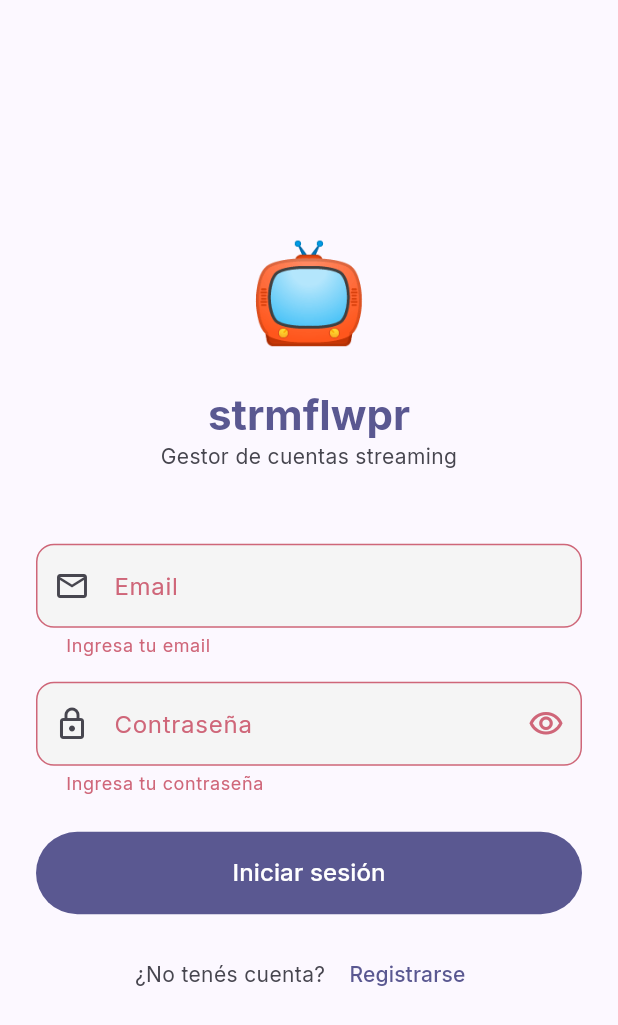
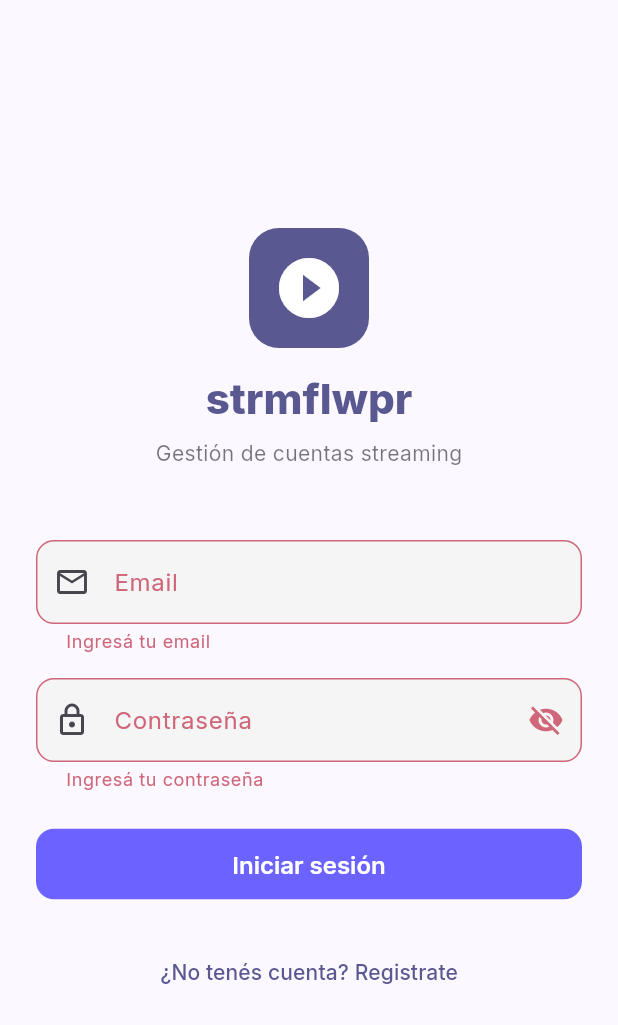
Before and after one commit to florenciaamor36-ship-it/strmflwpr, a Flutter app: the screen it shows after launch, after a tap on "Iniciar sesión", on a phone screen of 412 x 824 dp. Shown: the top 1025 px of the screen. Run offline on Flutter 3.47's test engine with Material 3 defaults, Android fonts, the phone set to English and light mode, and no system bars; our stand-ins replace cloud_firestore, firebase_auth, firebase_core, flutter_local_notifications, google_fonts, qr_flutter and 2 more; missing offline and left inert: workmanager; accounts and stored records are empty; statements that could not run were skipped.

Commit message:
feat: v2.0 strmflwpr - lib/screens/auth/login_screen.dart

```diff
--- a/lib/screens/auth/login_screen.dart
+++ b/lib/screens/auth/login_screen.dart
@@ -1,6 +1,6 @@
 import 'package:flutter/material.dart';
 import 'package:provider/provider.dart';
-import '../../services/auth_service.dart';
+import '../../providers/auth_provider.dart';
 import 'register_screen.dart';
 
 class LoginScreen extends StatefulWidget {
@@ -12,163 +12,135 @@ class LoginScreen extends StatefulWidget {
 
 class _LoginScreenState extends State<LoginScreen> {
   final _formKey = GlobalKey<FormState>();
-  final _emailCtrl = TextEditingController();
-  final _passCtrl = TextEditingController();
-  bool _loading = false;
-  bool _obscurePass = true;
-  String? _errorMsg;
+  final _emailController = TextEditingController();
+  final _passwordController = TextEditingController();
+  bool _obscurePassword = true;
 
   @override
   void dispose() {
-    _emailCtrl.dispose();
-    _passCtrl.dispose();
+    _emailController.dispose();
+    _passwordController.dispose();
     super.dispose();
   }
 
-  Future<void> _login() async {
+  Future<void> _submit() async {
     if (!_formKey.currentState!.validate()) return;
-    setState(() {
-      _loading = true;
-      _errorMsg = null;
-    });
-    try {
-      final auth = Provider.of<AuthService>(context, listen: false);
-      await auth.signIn(email: _emailCtrl.text, password: _passCtrl.text);
-    } catch (e) {
-      setState(() => _errorMsg = e.toString());
-    } finally {
-      if (mounted) setState(() => _loading = false);
+    final auth = context.read<AuthProvider>();
+    await auth.signIn(
+      _emailController.text.trim(),
+      _passwordController.text,
+    );
+    if (auth.error != null && mounted) {
+      ScaffoldMessenger.of(context).showSnackBar(
+        SnackBar(
+          content: Text(auth.error!),
+          backgroundColor: Colors.red,
+        ),
+      );
     }
   }
 
   @override
   Widget build(BuildContext context) {
+    final auth = context.watch<AuthProvider>();
     final theme = Theme.of(context);
+
     return Scaffold(
       body: SafeArea(
         child: Center(
           child: SingleChildScrollView(
             padding: const EdgeInsets.all(24),
-            child: Form(
+            child: Column(
+              mainAxisAlignment: MainAxisAlignment.center,
+              children: [
+                // Logo / Brand
+                Container(
+                  width: 80,
+                  height: 80,
+                  decoration: BoxDecoration(
+                    color: theme.colorScheme.primary,
+                    borderRadius: BorderRadius.circular(20),
+                  ),
+                  child: const Icon(Icons.play_circle_filled,
+                      size: 48, color: Colors.white),
+                ),
+                const SizedBox(height: 16),
+                Text('strmflwpr',
+                    style: theme.textTheme.headlineMedium?.copyWith(
+                      fontWeight: FontWeight.w800,
+                      color: theme.colorScheme.primary,
+                    )),
+                const SizedBox(height: 8),
+                Text('Gestión de cuentas streaming',
+                    style: theme.textTheme.bodyMedium?.copyWith(
+                      color: theme.colorScheme.onSurface.withOpacity(0.6),
+                    )),
+                const SizedBox(height: 48),
+
+                Form(
                   key: _formKey,
                   child: Column(
-                mainAxisAlignment: MainAxisAlignment.center,
-                crossAxisAlignment: CrossAxisAlignment.stretch,
                     children: [
-                  const SizedBox(height: 32),
-                  // Logo / Title
-                  Text(
-                    '📺',
-                    textAlign: TextAlign.center,
-                    style: TextStyle(fontSize: 64),
-                  ),
-                  const SizedBox(height: 16),
-                  Text(
-                    'strmflwpr',
-                    textAlign: TextAlign.center,
-                    style: theme.textTheme.headlineMedium?.copyWith(
-                      fontWeight: FontWeight.bold,
-                      color: theme.colorScheme.primary,
-                    ),
-                  ),
-                  Text(
-                    'Gestor de cuentas streaming',
-                    textAlign: TextAlign.center,
-                    style: theme.textTheme.bodyMedium?.copyWith(
-                      color: theme.colorScheme.onSurfaceVariant,
-                    ),
-                  ),
-                  const SizedBox(height: 48),
-                  // Email
                       TextFormField(
-                    controller: _emailCtrl,
+                        controller: _emailController,
                         keyboardType: TextInputType.emailAddress,
                         decoration: const InputDecoration(
                           labelText: 'Email',
                           prefixIcon: Icon(Icons.email_outlined),
-                      border: OutlineInputBorder(),
                         ),
                         validator: (v) {
-                      if (v == null || v.isEmpty) return 'Ingresa tu email';
+                          if (v == null || v.isEmpty) return 'Ingresá tu email';
                           if (!v.contains('@')) return 'Email inválido';
                           return null;
                         },
                       ),
                       const SizedBox(height: 16),
-                  // Password
                       TextFormField(
-                    controller: _passCtrl,
-                    obscureText: _obscurePass,
+                        controller: _passwordController,
+                        obscureText: _obscurePassword,
                         decoration: InputDecoration(
                           labelText: 'Contraseña',
                           prefixIcon: const Icon(Icons.lock_outlined),
-                      border: const OutlineInputBorder(),
                           suffixIcon: IconButton(
-                        icon: Icon(_obscurePass
-                            ? Icons.visibility_outlined
-                            : Icons.visibility_off_outlined),
-                        onPressed: () =>
-                            setState(() => _obscurePass = !_obscurePass),
+                            icon: Icon(_obscurePassword
+                                ? Icons.visibility_off
+                                : Icons.visibility),
+                            onPressed: () => setState(
+                                () => _obscurePassword = !_obscurePassword),
                           ),
                         ),
                         validator: (v) {
-                      if (v == null || v.isEmpty) return 'Ingresa tu contraseña';
-                      if (v.length < 6) return 'Mínimo 6 caracteres';
+                          if (v == null || v.isEmpty)
+                            return 'Ingresá tu contraseña';
                           return null;
                         },
-                    onFieldSubmitted: (_) => _login(),
                       ),
-                  const SizedBox(height: 8),
-                  // Error message
-                  if (_errorMsg != null)
-                    Padding(
-                      padding: const EdgeInsets.only(bottom: 8),
-                      child: Text(
-                        _errorMsg!,
-                        style: TextStyle(
-                            color: theme.colorScheme.error, fontSize: 13),
-                        textAlign: TextAlign.center,
-                      ),
-                    ),
-                  const SizedBox(height: 16),
-                  // Login button
-                  FilledButton(
-                    onPressed: _loading ? null : _login,
-                    style: FilledButton.styleFrom(
-                      padding: const EdgeInsets.symmetric(vertical: 16),
-                    ),
-                    child: _loading
+                      const SizedBox(height: 24),
+                      SizedBox(
+                        width: double.infinity,
+                        child: ElevatedButton(
+                          onPressed: auth.isLoading ? null : _submit,
+                          child: auth.isLoading
                               ? const SizedBox(
                                   height: 20,
                                   width: 20,
-                            child: CircularProgressIndicator(strokeWidth: 2),
-                          )
-                        : const Text('Iniciar sesión',
-                            style: TextStyle(fontSize: 16)),
+                                  child: CircularProgressIndicator(
+                                      strokeWidth: 2, color: Colors.white))
+                              : const Text('Iniciar sesión'),
                         ),
-                  const SizedBox(height: 16),
-                  // Register link
-                  Row(
-                    mainAxisAlignment: MainAxisAlignment.center,
-                    children: [
-                      Text(
-                        '¿No tenés cuenta? ',
-                        style: TextStyle(
-                            color: theme.colorScheme.onSurfaceVariant),
                       ),
+                    ],
+                  ),
+                ),
+                const SizedBox(height: 24),
                 TextButton(
-                        onPressed: () => Navigator.push(
-                          context,
+                  onPressed: () => Navigator.of(context).push(
                     MaterialPageRoute(
                         builder: (_) => const RegisterScreen()),
                   ),
-                        child: const Text('Registrarse'),
+                  child: const Text('¿No tenés cuenta? Registrate'),
                 ),
               ],
-                  ),
-                  const SizedBox(height: 32),
-                ],
-              ),
             ),
           ),
         ),
```
Lines whose indentation alone changed are shown as unchanged.
